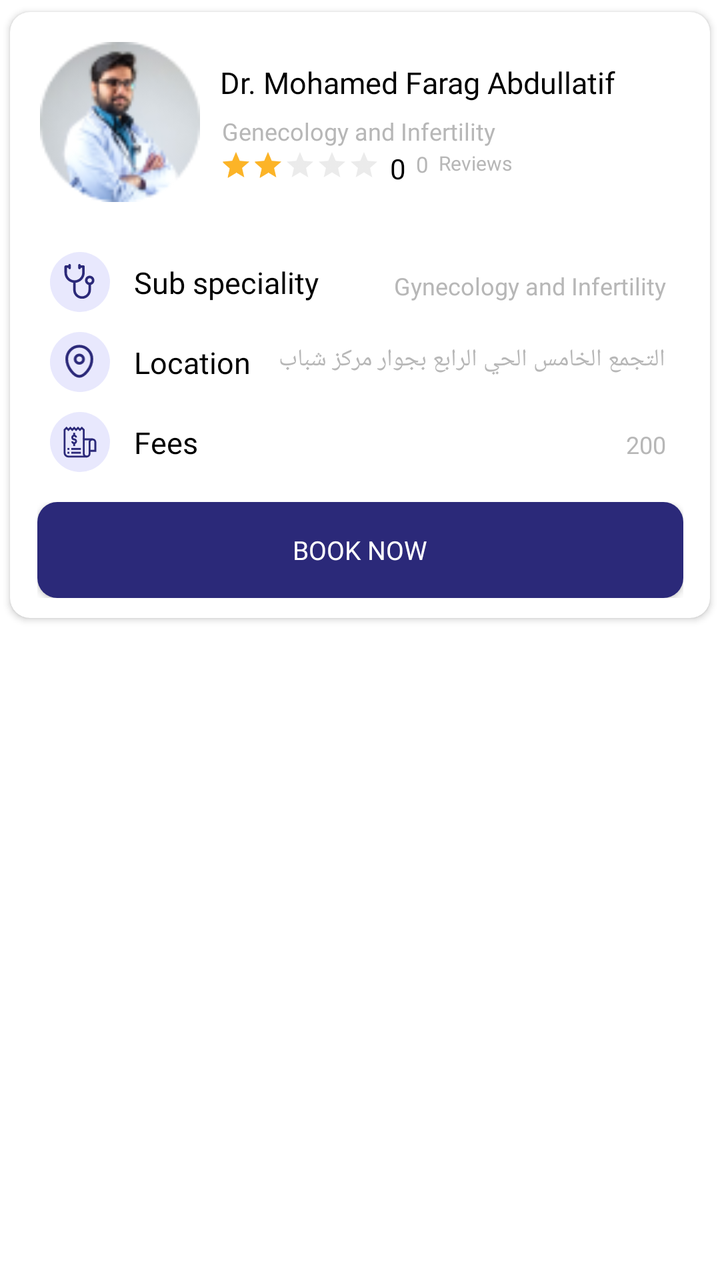
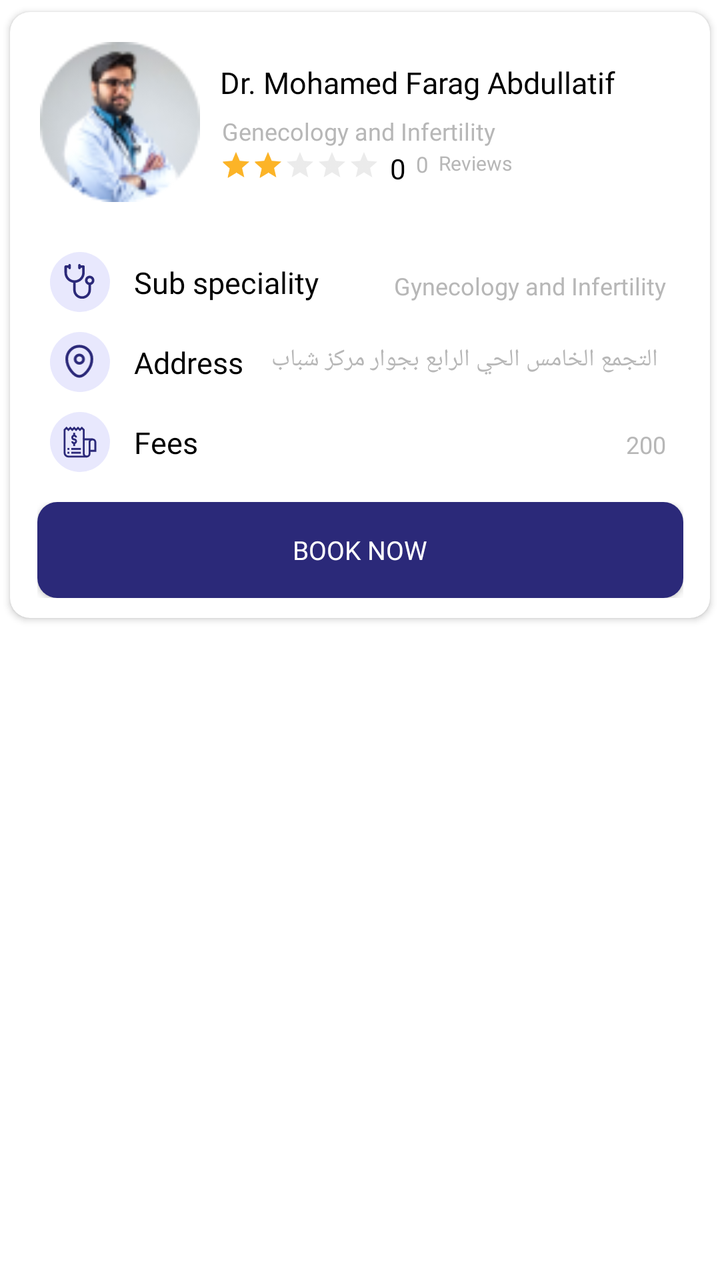

Two renders of the same Android screen: before a commit and after it. Below are the layout's source before the change and the commit's diff.
<!-- AndroidManifest.xml: application theme Theme.NewDesign -->
<!-- res/layout/item_layout_doctors.xml -->
<?xml version="1.0" encoding="utf-8"?>
<layout xmlns:android="http://schemas.android.com/apk/res/android"
    xmlns:app="http://schemas.android.com/apk/res-auto">

    <androidx.constraintlayout.widget.ConstraintLayout
        android:layout_width="match_parent"
        android:layout_height="wrap_content">

        <androidx.cardview.widget.CardView
            android:id="@+id/cardview"
            android:layout_width="match_parent"
            android:layout_height="wrap_content"
            app:cardCornerRadius="10dp"
            app:cardUseCompatPadding="true"
            app:layout_constraintEnd_toEndOf="parent"
            app:layout_constraintStart_toStartOf="parent"
            app:layout_constraintTop_toTopOf="parent">

            <androidx.constraintlayout.widget.ConstraintLayout
                android:id="@+id/layput_services"
                android:layout_width="match_parent"
                android:layout_height="match_parent"
                android:padding="5dp">

                <androidx.constraintlayout.widget.ConstraintLayout
                    android:id="@+id/layout_doctorsDetail"
                    android:layout_width="match_parent"
                    android:layout_height="wrap_content"
                    android:layout_margin="10dp"
                    app:layout_constraintEnd_toEndOf="parent"
                    app:layout_constraintStart_toStartOf="parent"
                    app:layout_constraintTop_toTopOf="parent">

                    <com.google.android.material.imageview.ShapeableImageView
                        android:id="@+id/iv_doctorProfile"
                        android:layout_width="80dp"
                        android:layout_height="80dp"
                        android:src="@drawable/ic_docspecialization"
                        app:layout_constraintStart_toStartOf="parent"
                        app:layout_constraintTop_toTopOf="parent" />

                    <androidx.appcompat.widget.AppCompatTextView
                        android:id="@+id/tv_doctorName"
                        android:layout_width="0dp"
                        android:layout_height="wrap_content"
                        android:layout_marginStart="10dp"
                        android:layout_marginTop="10dp"
                        android:fontFamily="@font/avenirltstd_roman"
                        android:gravity="start"
                        android:text="Dr. Mohamed Farag Abdullatif"
                        android:textColor="@color/black"
                        android:textSize="15sp"
                        app:layout_constraintStart_toEndOf="@+id/iv_doctorProfile"
                        app:layout_constraintTop_toTopOf="@+id/iv_doctorProfile" />

                    <androidx.appcompat.widget.AppCompatTextView
                        android:id="@+id/tv_Specialization"
                        android:layout_width="0dp"
                        android:layout_height="wrap_content"
                        android:layout_marginStart="10dp"
                        android:layout_marginTop="5dp"
                        android:fontFamily="@font/avenirltstd_roman"
                        android:gravity="start"
                        android:padding="1dp"
                        android:text="Genecology and Infertility"
                        android:textColor="@color/gray"
                        android:textSize="12sp"
                        app:layout_constraintStart_toEndOf="@+id/iv_doctorProfile"
                        app:layout_constraintEnd_toEndOf="parent"
                        android:layout_marginEnd="@dimen/_10sdp"
                        app:layout_constraintTop_toBottomOf="@+id/tv_doctorName" />

                    <com.google.android.material.imageview.ShapeableImageView
                        android:id="@+id/iv_star"
                        android:layout_width="18dp"
                        android:layout_height="15dp"
                        android:layout_marginStart="10dp"
                        android:adjustViewBounds="true"
                        android:visibility="gone"
                        android:src="@drawable/ic_star"
                        app:layout_constraintBottom_toBottomOf="parent"
                        app:layout_constraintStart_toEndOf="@+id/iv_doctorProfile"
                        app:layout_constraintTop_toBottomOf="@+id/tv_Specialization" />


                    <androidx.appcompat.widget.AppCompatTextView
                        android:id="@+id/Reviews"
                        android:layout_width="0dp"
                        android:layout_height="wrap_content"
                        android:layout_marginStart="5dp"
                        android:fontFamily="@font/avenirltstd_roman"
                        android:gravity="start"
                        android:layout_marginTop="@dimen/_5sdp"
                        android:text="0"
                        android:textColor="@color/black"
                        android:textSize="14sp"
                        app:layout_constraintStart_toEndOf="@+id/ratingBar"
                        app:layout_constraintTop_toBottomOf="@+id/tv_Specialization" />
                    <androidx.appcompat.widget.AppCompatTextView
                            android:id="@+id/Ratecount"
                            android:layout_width="0dp"
                            android:layout_height="wrap_content"
                            android:layout_marginStart="5dp"
                            android:fontFamily="@font/avenirltstd_roman"
                            android:gravity="start"
                            android:layout_marginTop="@dimen/_8sdp"
                            android:text="0"
                            android:textColor="@color/gray"
                            android:textSize="11sp"
                            app:layout_constraintStart_toEndOf="@+id/Reviews"
                            app:layout_constraintTop_toBottomOf="@+id/tv_Specialization" />
                    <androidx.appcompat.widget.AppCompatTextView
                            android:id="@+id/tv_Reviews"
                            android:layout_width="0dp"
                            android:layout_height="wrap_content"
                            android:layout_marginStart="5dp"
                            android:fontFamily="@font/avenirltstd_roman"
                            android:gravity="start"
                            android:layout_marginTop="@dimen/_8sdp"
                            android:text="@string/reviews"
                            android:textColor="@color/gray"
                            android:textSize="10sp"
                            app:layout_constraintStart_toEndOf="@+id/Ratecount"
                            app:layout_constraintEnd_toEndOf="parent"
                            app:layout_constraintTop_toBottomOf="@+id/tv_Specialization" />

                    <androidx.appcompat.widget.AppCompatRatingBar
                            android:id="@+id/ratingBar"
                            android:layout_width="wrap_content"
                            android:layout_height="wrap_content"
                            android:layout_marginStart="10dp"
                            app:layout_constraintTop_toBottomOf="@+id/tv_Specialization"
                            app:layout_constraintStart_toEndOf="@+id/iv_star"
                            android:rating="2"
                            android:theme="@style/ratingBar"
                            android:layout_marginTop="@dimen/_5sdp"
                            style="?android:attr/ratingBarStyleSmall"
                            android:transformPivotX="0dp"
                            android:transformPivotY="0dp"
                            android:isIndicator="true"
                            android:minHeight="@dimen/_10sdp"
                            android:minWidth="@dimen/_5sdp"

                    />

                </androidx.constraintlayout.widget.ConstraintLayout>


                <androidx.constraintlayout.widget.ConstraintLayout
                    android:id="@+id/layout_Subspecialization"
                    android:layout_width="match_parent"
                    android:layout_height="wrap_content"
                    android:layout_marginTop="10dp"
                    android:padding="5dp"
                    app:layout_constraintTop_toBottomOf="@+id/layout_doctorsDetail">

                    <androidx.constraintlayout.widget.ConstraintLayout
                        android:id="@+id/layout_Sub_specialization"
                        android:layout_width="30dp"
                        android:layout_height="30dp"
                        android:layout_marginTop="10dp"
                        android:layout_marginStart="10dp"
                        android:background="@drawable/bg_image_circle"
                        app:layout_constraintStart_toStartOf="parent"
                        app:layout_constraintTop_toTopOf="parent">

                        <com.google.android.material.imageview.ShapeableImageView
                            android:id="@+id/iv_sub_specialization"
                            android:layout_width="18dp"
                            android:layout_height="18dp"
                            android:adjustViewBounds="true"
                            android:src="@drawable/ic_sub_specialization"
                            app:layout_constraintBottom_toBottomOf="parent"
                            app:layout_constraintEnd_toEndOf="parent"
                            app:layout_constraintStart_toStartOf="parent"
                            app:layout_constraintTop_toTopOf="parent" />
                    </androidx.constraintlayout.widget.ConstraintLayout>

                    <androidx.appcompat.widget.AppCompatTextView
                        android:id="@+id/tv_sub_specialization"
                        android:layout_width="wrap_content"
                        android:layout_height="wrap_content"
                        android:layout_marginStart="10dp"
                        android:layout_marginTop="10dp"
                        android:fontFamily="@font/avenirltstd_roman"
                        android:gravity="start"
                        android:padding="2dp"
                        android:text="@string/sub_specialization"
                        android:textColor="@color/black"
                        android:textSize="15sp"
                        app:layout_constraintStart_toEndOf="@+id/layout_Sub_specialization"
                        app:layout_constraintBottom_toBottomOf="@+id/layout_Sub_specialization"
                       app:layout_constraintTop_toTopOf="parent" />

                    <androidx.appcompat.widget.AppCompatTextView
                            android:id="@+id/sub_specialization"
                            android:layout_width="0dp"
                            android:layout_height="wrap_content"
                            android:layout_marginStart="10dp"
                            android:layout_marginTop="10dp"
                            android:layout_marginEnd="10dp"
                            android:fontFamily="@font/avenirltstd_black"
                            android:gravity="end"
                            android:padding="2dp"
                            android:text="Gynecology and Infertility"
                            android:textColor="@color/gray"
                            android:textSize="12sp"
                            app:layout_constraintEnd_toEndOf="parent"
                            app:layout_constraintStart_toEndOf="@+id/tv_sub_specialization"
                            app:layout_constraintBottom_toBottomOf="@+id/layout_Sub_specialization"
                            app:layout_constraintTop_toTopOf="parent"
                            app:layout_constraintHorizontal_bias="0.0"
                            app:layout_constraintVertical_bias="0.687"/>
                </androidx.constraintlayout.widget.ConstraintLayout>
                <androidx.constraintlayout.widget.ConstraintLayout
                    android:id="@+id/Address"
                    android:layout_width="match_parent"
                    android:layout_height="wrap_content"
                    android:padding="5dp"
                    app:layout_constraintTop_toBottomOf="@+id/layout_Subspecialization">

                    <androidx.constraintlayout.widget.ConstraintLayout
                        android:id="@+id/layout_Address"
                        android:layout_width="30dp"
                        android:layout_height="30dp"
                        android:layout_marginStart="10dp"
                        android:background="@drawable/bg_image_circle"
                        app:layout_constraintStart_toStartOf="parent"
                        app:layout_constraintTop_toTopOf="parent">

                        <com.google.android.material.imageview.ShapeableImageView
                            android:id="@+id/iv_Address"
                            android:layout_width="18dp"
                            android:layout_height="18dp"
                            android:adjustViewBounds="true"
                            android:src="@drawable/ic_location"
                            app:layout_constraintBottom_toBottomOf="parent"
                            app:layout_constraintEnd_toEndOf="parent"
                            app:layout_constraintStart_toStartOf="parent"
                            app:layout_constraintTop_toTopOf="parent" />
                    </androidx.constraintlayout.widget.ConstraintLayout>

                    <androidx.appcompat.widget.AppCompatTextView
                        android:id="@+id/tv_Address"
                        android:layout_width="wrap_content"
                        android:layout_height="wrap_content"
                        android:layout_marginStart="10dp"
                        android:fontFamily="@font/avenirltstd_roman"
                        android:gravity="start"
                        android:padding="2dp"
                        android:text="@string/address"
                        android:textColor="@color/black"
                        android:textSize="15sp"
                        app:layout_constraintStart_toEndOf="@+id/layout_Address"
                        app:layout_constraintBottom_toBottomOf="@+id/layout_Address"
                        app:layout_constraintTop_toTopOf="parent" />

                    <androidx.appcompat.widget.AppCompatTextView
                        android:id="@+id/location"
                        android:layout_width="0dp"
                        android:layout_height="wrap_content"
                        android:layout_marginStart="10dp"
                        android:layout_marginEnd="10dp"
                        android:fontFamily="@font/avenirltstd_black"
                        android:gravity="end"
                        android:padding="2dp"
                        android:maxLines="1"
                        android:text="التجمع الخامس الحي الرابع بجوار مركز شباب التجمع الخامس 44 بـــ شارع 11"
                        android:textColor="@color/gray"
                        android:textSize="12sp"
                        app:layout_constraintEnd_toEndOf="parent"
                        app:layout_constraintStart_toEndOf="@+id/tv_Address"
                        app:layout_constraintBottom_toBottomOf="@+id/tv_Address"
                        app:layout_constraintTop_toTopOf="parent" />
                </androidx.constraintlayout.widget.ConstraintLayout>
                <androidx.constraintlayout.widget.ConstraintLayout
                    android:id="@+id/Waiting_Time"
                    android:layout_width="match_parent"
                    android:layout_height="wrap_content"
                    android:padding="5dp"
                    android:visibility="gone"
                    app:layout_constraintTop_toBottomOf="@+id/Address">

                    <androidx.constraintlayout.widget.ConstraintLayout
                        android:id="@+id/layout_Waiting_Time"
                        android:layout_width="30dp"
                        android:layout_height="30dp"
                        android:layout_marginStart="10dp"
                        android:background="@drawable/bg_image_circle"
                        app:layout_constraintStart_toStartOf="parent"
                        app:layout_constraintTop_toTopOf="parent">

                        <com.google.android.material.imageview.ShapeableImageView
                            android:id="@+id/iv_WaitingTime"
                            android:layout_width="18dp"
                            android:layout_height="18dp"
                            android:adjustViewBounds="true"
                            android:src="@drawable/ic_watingtime"
                            app:layout_constraintBottom_toBottomOf="parent"
                            app:layout_constraintEnd_toEndOf="parent"
                            app:layout_constraintStart_toStartOf="parent"
                            app:layout_constraintTop_toTopOf="parent" />
                    </androidx.constraintlayout.widget.ConstraintLayout>

                    <androidx.appcompat.widget.AppCompatTextView
                        android:id="@+id/tv_WaitingTime"
                        android:layout_width="wrap_content"
                        android:layout_height="wrap_content"
                        android:layout_marginStart="10dp"
                        android:fontFamily="@font/avenirltstd_roman"
                        android:gravity="start"
                        android:padding="2dp"
                        android:text="@string/waiting_time"
                        android:textColor="@color/black"
                        android:textSize="15sp"
                        app:layout_constraintStart_toEndOf="@+id/layout_Waiting_Time"
                        app:layout_constraintBottom_toBottomOf="@+id/layout_Waiting_Time"
                        app:layout_constraintTop_toTopOf="parent" />

                    <androidx.appcompat.widget.AppCompatTextView
                        android:id="@+id/waitingTime"
                        android:layout_width="0dp"
                        android:layout_height="wrap_content"
                        android:layout_marginStart="10dp"
                        android:layout_marginEnd="10dp"
                        android:fontFamily="@font/avenirltstd_black"
                        android:gravity="start"
                        android:padding="2dp"
                        android:text=""
                        android:textColor="@color/gray"
                        android:textSize="12sp"
                        app:layout_constraintEnd_toEndOf="parent"
                        app:layout_constraintStart_toEndOf="@+id/tv_WaitingTime"
                        app:layout_constraintBottom_toBottomOf="@+id/tv_WaitingTime"
                        app:layout_constraintTop_toTopOf="parent" />
                </androidx.constraintlayout.widget.ConstraintLayout>
                <androidx.constraintlayout.widget.ConstraintLayout
                    android:id="@+id/Fees"
                    android:layout_width="match_parent"
                    android:layout_height="wrap_content"
                    android:padding="5dp"
                    app:layout_constraintTop_toBottomOf="@+id/Waiting_Time">

                    <androidx.constraintlayout.widget.ConstraintLayout
                        android:id="@+id/layout_Fees"
                        android:layout_width="30dp"
                        android:layout_height="30dp"
                        android:layout_marginStart="10dp"
                        android:background="@drawable/bg_image_circle"
                        app:layout_constraintStart_toStartOf="parent"
                        app:layout_constraintTop_toTopOf="parent">

                        <com.google.android.material.imageview.ShapeableImageView
                            android:id="@+id/iv_Fees"
                            android:layout_width="18dp"
                            android:layout_height="18dp"
                            android:adjustViewBounds="true"
                            android:src="@drawable/ic_fees"
                            app:layout_constraintBottom_toBottomOf="parent"
                            app:layout_constraintEnd_toEndOf="parent"
                            app:layout_constraintStart_toStartOf="parent"
                            app:layout_constraintTop_toTopOf="parent" />
                    </androidx.constraintlayout.widget.ConstraintLayout>

                    <androidx.appcompat.widget.AppCompatTextView
                        android:id="@+id/tv_Fees"
                        android:layout_width="wrap_content"
                        android:layout_height="wrap_content"
                        android:layout_marginStart="10dp"

                        android:fontFamily="@font/avenirltstd_roman"
                        android:gravity="start"
                        android:padding="2dp"
                        android:text="@string/fees"
                        android:textColor="@color/black"
                        android:textSize="15sp"
                        app:layout_constraintStart_toEndOf="@+id/layout_Fees"
                        app:layout_constraintBottom_toBottomOf="@+id/layout_Fees"
                        app:layout_constraintTop_toTopOf="@id/layout_Fees" />

                    <androidx.appcompat.widget.AppCompatTextView
                        android:id="@+id/Feesresult"
                        android:layout_width="0dp"
                        android:layout_height="wrap_content"
                        android:layout_marginStart="10dp"
                        android:layout_marginEnd="10dp"
                        android:layout_marginTop="5dp"
                        android:fontFamily="@font/avenirltstd_black"
                        android:gravity="end"
                        android:padding="2dp"
                        android:text="200"
                        android:textColor="@color/gray"
                        android:textSize="12sp"
                        app:layout_constraintEnd_toEndOf="parent"
                        app:layout_constraintStart_toEndOf="@+id/tv_Fees"
                        app:layout_constraintBottom_toBottomOf="@+id/tv_Fees"
                        app:layout_constraintTop_toTopOf="parent" />
                </androidx.constraintlayout.widget.ConstraintLayout>

                <androidx.constraintlayout.widget.ConstraintLayout
                    android:id="@+id/layout"
                    android:layout_width="0dp"
                    android:layout_height="wrap_content"
                    app:layout_constraintEnd_toEndOf="parent"
                    app:layout_constraintStart_toStartOf="parent"
                    app:layout_constraintTop_toBottomOf="@+id/Fees"
                    app:layout_constraintBottom_toBottomOf="parent"
                    android:layout_marginBottom="5dp"
                    app:layout_constraintWidth_percent=".95"
                    android:layout_marginTop="10dp">
                    <androidx.appcompat.widget.AppCompatButton
                        android:id="@+id/btn_booking"
                        android:layout_width="0dp"
                        android:layout_height="wrap_content"
                        android:background="@drawable/bg_chooselang_button"
                        android:fontFamily="@font/avenirltstd_roman"
                        android:text="@string/book_now"
                        android:textColor="@color/white"
                        android:textSize="13sp"
                        app:layout_constraintEnd_toEndOf="parent"
                        app:layout_constraintStart_toStartOf="parent"
                        app:layout_constraintTop_toTopOf="parent"
                        />
                </androidx.constraintlayout.widget.ConstraintLayout>





            </androidx.constraintlayout.widget.ConstraintLayout>
        </androidx.cardview.widget.CardView>


    </androidx.constraintlayout.widget.ConstraintLayout>

</layout>
<!-- resources referenced by this layout -->
<resources>
  <color name="black">#FF000000</color>
  <color name="gray">#B7B7B7</color>
  <color name="white">#FFFFFFFF</color>
  <!-- drawable bg_chooselang_button (drawable) -->
  <?xml version="1.0" encoding="utf-8"?>
  <shape xmlns:android="http://schemas.android.com/apk/res/android"
      android:shape="rectangle"
      >
  
      <corners android:radius="10dp"/>
      <solid android:color="@color/blue"/>
  
  
  </shape>
  <!-- drawable bg_image_circle (drawable) -->
  <?xml version="1.0" encoding="utf-8"?>
  <shape xmlns:android="http://schemas.android.com/apk/res/android"
      android:shape="oval"
      >
  
      <solid android:color="@color/color_completeprofile"/>
      <size android:width="50dp" android:height="50dp"/>
  
  </shape>
  <!-- drawable ic_location (drawable) -->
  <vector xmlns:android="http://schemas.android.com/apk/res/android"
      android:width="11dp"
      android:height="13dp"
      android:viewportWidth="11"
      android:viewportHeight="13">
    <path
        android:strokeWidth="1"
        android:pathData="M6.766,5.471C6.766,4.636 6.09,3.96 5.256,3.96C4.422,3.96 3.746,4.636 3.746,5.471C3.746,6.305 4.422,6.981 5.256,6.981C6.09,6.981 6.766,6.305 6.766,5.471Z"
        android:strokeLineJoin="round"
        android:fillColor="#00000000"
        android:fillType="evenOdd"
        android:strokeColor="#2B2979"
        android:strokeLineCap="round"/>
    <path
        android:strokeWidth="1"
        android:pathData="M5.25,11.688C3.499,11.688 0.719,8.642 0.719,5.403C0.719,2.868 2.747,0.813 5.25,0.813C7.752,0.813 9.781,2.868 9.781,5.403C9.781,8.642 7.001,11.688 5.25,11.688Z"
        android:strokeLineJoin="round"
        android:fillColor="#00000000"
        android:fillType="evenOdd"
        android:strokeColor="#2B2979"
        android:strokeLineCap="round"/>
  </vector>
  <!-- drawable ic_watingtime (drawable) -->
  <vector xmlns:android="http://schemas.android.com/apk/res/android"
      android:width="15dp"
      android:height="15dp"
      android:viewportWidth="15"
      android:viewportHeight="15">
    <path
        android:strokeWidth="1"
        android:pathData="M12.838,7.25C12.838,10.337 10.336,12.839 7.25,12.839C4.163,12.839 1.661,10.337 1.661,7.25C1.661,4.164 4.163,1.662 7.25,1.662C10.336,1.662 12.838,4.164 12.838,7.25Z"
        android:strokeLineJoin="round"
        android:fillColor="#00000000"
        android:fillType="evenOdd"
        android:strokeColor="#2B2979"
        android:strokeLineCap="round"/>
    <path
        android:strokeWidth="1"
        android:pathData="M9.323,9.028L7.045,7.669V4.741"
        android:strokeLineJoin="round"
        android:fillColor="#00000000"
        android:strokeColor="#2B2979"
        android:strokeLineCap="round"/>
  </vector>
  <string name="address">Location</string>
  <string name="book_now">Book Now</string>
  <string name="fees">Fees</string>
  <string name="reviews">Reviews</string>
  <string name="sub_specialization">Sub speciality</string>
  <string name="waiting_time">Waiting Time</string>
  <style name="ratingBar" parent="Widget.AppCompat.RatingBar">
          
          <item name="colorControlNormal">#4D000000</item>
          
          <item name="colorControlActivated">#FCB427</item>
  
      </style>
  <style name="Theme.NewDesign" parent="Theme.MaterialComponents.Light.NoActionBar">
          
          <item name="colorPrimary">@color/purple_500</item>
          <item name="colorPrimaryVariant">@color/purple_700</item>
          <item name="colorOnPrimary">@color/white</item>
          
          <item name="colorSecondary">#0639BA</item>
          <item name="colorSecondaryVariant">@color/teal_700</item>
          <item name="colorOnSecondary">@color/black</item>
          
          <item name="android:statusBarColor">?attr/colorPrimaryVariant</item>
          
      </style>
  <color name="blue">#2B2979</color>
  <color name="color_completeprofile">#E8E8FD</color>
  <color name="purple_500">#AEB3BE</color>
  <color name="purple_700">#FF3700B3</color>
  <color name="teal_700">#FF018786</color>
  <!-- unchanged entries left out for length: 4 -->
</resources>

<!-- the commit's change to res/layout/item_layout_doctors.xml (unified diff, before → after) -->
@@ -248,7 +248,7 @@
                         android:fontFamily="@font/avenirltstd_roman"
                         android:gravity="start"
                         android:padding="2dp"
-                        android:text="@string/address"
+                        android:text="@string/addresss"
                         android:textColor="@color/black"
                         android:textSize="15sp"
                         app:layout_constraintStart_toEndOf="@+id/layout_Address"
<!-- resource entries referenced after the edit -->
@@ -69,7 +69,7 @@
         android:strokeColor="#2B2979"
         android:strokeLineCap="round"/>
   </vector>
-  <string name="address">Location</string>
+  <string name="addresss">Address</string>
   <string name="book_now">Book Now</string>
   <string name="fees">Fees</string>
   <string name="reviews">Reviews</string>
